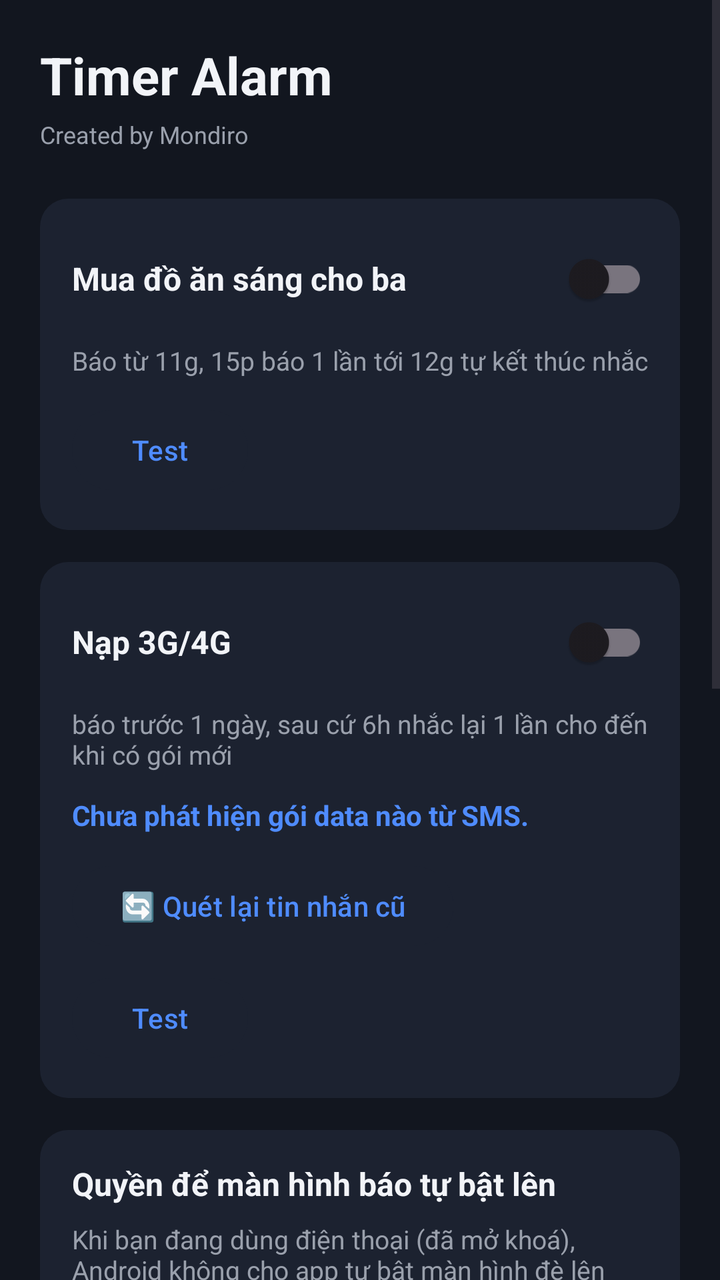
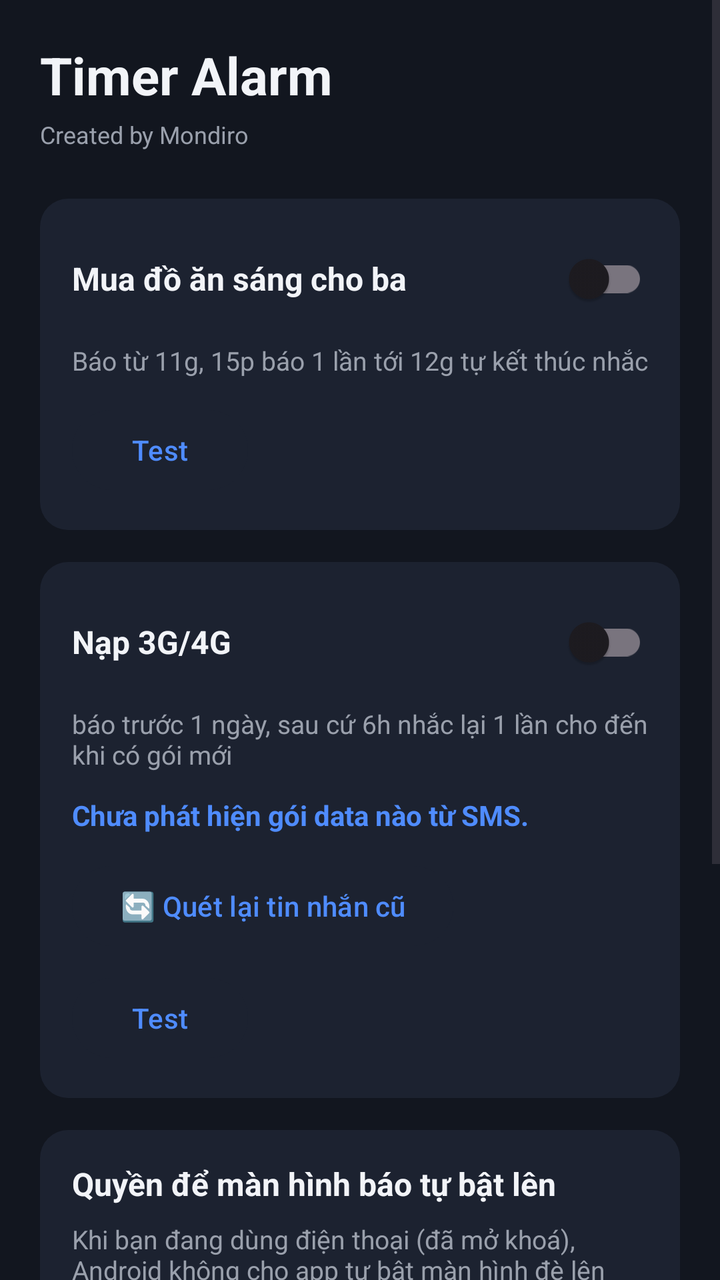

Screens rendered from an Android XML layout before and after an edit, with the pre-edit source and the edit as a unified diff.
<!-- AndroidManifest.xml: application theme Theme.TimerAlarm -->
<!-- res/layout/activity_main.xml -->
<?xml version="1.0" encoding="utf-8"?>
<ScrollView xmlns:android="http://schemas.android.com/apk/res/android"
    android:layout_width="match_parent"
    android:layout_height="match_parent"
    android:background="@color/bg_main">

    <LinearLayout
        android:layout_width="match_parent"
        android:layout_height="wrap_content"
        android:orientation="vertical"
        android:padding="20dp">

        <TextView
            android:layout_width="wrap_content"
            android:layout_height="wrap_content"
            android:text="@string/app_name"
            android:textColor="@color/text_primary"
            android:textSize="26sp"
            android:textStyle="bold"
            android:layout_marginBottom="4dp" />

        <TextView
            android:layout_width="wrap_content"
            android:layout_height="wrap_content"
            android:text="@string/watermark"
            android:textColor="@color/text_dim"
            android:textSize="12sp"
            android:layout_marginBottom="24dp" />

        
        <LinearLayout
            android:layout_width="match_parent"
            android:layout_height="wrap_content"
            android:orientation="vertical"
            android:background="@drawable/bg_card"
            android:padding="16dp"
            android:layout_marginBottom="16dp">

            <LinearLayout
                android:layout_width="match_parent"
                android:layout_height="wrap_content"
                android:orientation="horizontal"
                android:gravity="center_vertical">

                <TextView
                    android:layout_width="0dp"
                    android:layout_height="wrap_content"
                    android:layout_weight="1"
                    android:text="@string/breakfast_title"
                    android:textColor="@color/text_primary"
                    android:textSize="16sp"
                    android:textStyle="bold" />

                <com.google.android.material.switchmaterial.SwitchMaterial
                    android:id="@+id/switchBreakfast"
                    android:layout_width="wrap_content"
                    android:layout_height="wrap_content" />
            </LinearLayout>

            <TextView
                android:layout_width="match_parent"
                android:layout_height="wrap_content"
                android:text="@string/breakfast_desc"
                android:textColor="@color/text_dim"
                android:textSize="13sp"
                android:layout_marginTop="8dp" />

            <Button
                android:id="@+id/btnTestRealBreakfast"
                android:layout_width="wrap_content"
                android:layout_height="wrap_content"
                android:text="@string/btn_test_real"
                android:textAllCaps="false"
                android:backgroundTint="@color/surface"
                android:textColor="@color/accent"
                android:layout_marginTop="12dp" />
        </LinearLayout>

        
        <LinearLayout
            android:layout_width="match_parent"
            android:layout_height="wrap_content"
            android:orientation="vertical"
            android:background="@drawable/bg_card"
            android:padding="16dp">

            <LinearLayout
                android:layout_width="match_parent"
                android:layout_height="wrap_content"
                android:orientation="horizontal"
                android:gravity="center_vertical">

                <TextView
                    android:layout_width="0dp"
                    android:layout_height="wrap_content"
                    android:layout_weight="1"
                    android:text="@string/data_title"
                    android:textColor="@color/text_primary"
                    android:textSize="16sp"
                    android:textStyle="bold" />

                <com.google.android.material.switchmaterial.SwitchMaterial
                    android:id="@+id/switchData"
                    android:layout_width="wrap_content"
                    android:layout_height="wrap_content" />
            </LinearLayout>

            <TextView
                android:layout_width="match_parent"
                android:layout_height="wrap_content"
                android:text="@string/data_desc"
                android:textColor="@color/text_dim"
                android:textSize="13sp"
                android:layout_marginTop="8dp" />

            <TextView
                android:id="@+id/tvExpiryStatus"
                android:layout_width="match_parent"
                android:layout_height="wrap_content"
                android:text="@string/data_status_none"
                android:textColor="@color/accent"
                android:textSize="14sp"
                android:textStyle="bold"
                android:layout_marginTop="12dp" />

            <Button
                android:id="@+id/btnRescan"
                android:layout_width="wrap_content"
                android:layout_height="wrap_content"
                android:text="@string/btn_rescan"
                android:textAllCaps="false"
                android:backgroundTint="@color/surface"
                android:textColor="@color/accent"
                android:layout_marginTop="12dp" />

            <Button
                android:id="@+id/btnTestRealData"
                android:layout_width="wrap_content"
                android:layout_height="wrap_content"
                android:text="@string/btn_test_real"
                android:textAllCaps="false"
                android:backgroundTint="@color/surface"
                android:textColor="@color/accent"
                android:layout_marginTop="8dp" />
        </LinearLayout>

        
        <LinearLayout
            android:layout_width="match_parent"
            android:layout_height="wrap_content"
            android:orientation="vertical"
            android:background="@drawable/bg_card"
            android:padding="16dp"
            android:layout_marginTop="16dp">

            <TextView
                android:layout_width="match_parent"
                android:layout_height="wrap_content"
                android:text="@string/perm_title"
                android:textColor="@color/text_primary"
                android:textSize="16sp"
                android:textStyle="bold" />

            <TextView
                android:layout_width="match_parent"
                android:layout_height="wrap_content"
                android:text="@string/perm_desc"
                android:textColor="@color/text_dim"
                android:textSize="13sp"
                android:layout_marginTop="8dp" />

            <Button
                android:id="@+id/btnPermOverlay"
                android:layout_width="match_parent"
                android:layout_height="wrap_content"
                android:textAllCaps="false"
                android:gravity="start|center_vertical"
                android:backgroundTint="@color/surface"
                android:textColor="@color/accent"
                android:layout_marginTop="12dp" />

            <Button
                android:id="@+id/btnPermFsi"
                android:layout_width="match_parent"
                android:layout_height="wrap_content"
                android:textAllCaps="false"
                android:gravity="start|center_vertical"
                android:backgroundTint="@color/surface"
                android:textColor="@color/accent"
                android:layout_marginTop="8dp" />

            <Button
                android:id="@+id/btnPermBattery"
                android:layout_width="match_parent"
                android:layout_height="wrap_content"
                android:textAllCaps="false"
                android:gravity="start|center_vertical"
                android:backgroundTint="@color/surface"
                android:textColor="@color/accent"
                android:layout_marginTop="8dp" />
        </LinearLayout>

        
        <LinearLayout
            android:layout_width="match_parent"
            android:layout_height="wrap_content"
            android:orientation="vertical"
            android:background="@drawable/bg_card"
            android:padding="16dp"
            android:layout_marginTop="16dp">

            <TextView
                android:layout_width="match_parent"
                android:layout_height="wrap_content"
                android:text="@string/diag_title"
                android:textColor="@color/text_primary"
                android:textSize="16sp"
                android:textStyle="bold" />

            <TextView
                android:layout_width="match_parent"
                android:layout_height="wrap_content"
                android:text="@string/diag_desc"
                android:textColor="@color/text_dim"
                android:textSize="13sp"
                android:layout_marginTop="8dp" />

            <Button
                android:id="@+id/btnShowLog"
                android:layout_width="wrap_content"
                android:layout_height="wrap_content"
                android:text="@string/btn_show_log"
                android:textAllCaps="false"
                android:backgroundTint="@color/surface"
                android:textColor="@color/accent"
                android:layout_marginTop="12dp" />
        </LinearLayout>

        
        <LinearLayout
            android:layout_width="match_parent"
            android:layout_height="wrap_content"
            android:orientation="vertical"
            android:background="@drawable/bg_card"
            android:padding="16dp"
            android:layout_marginTop="16dp">

            <LinearLayout
                android:layout_width="match_parent"
                android:layout_height="wrap_content"
                android:orientation="horizontal"
                android:gravity="center_vertical">

                <TextView
                    android:layout_width="0dp"
                    android:layout_height="wrap_content"
                    android:layout_weight="1"
                    android:text="@string/sound_title"
                    android:textColor="@color/text_primary"
                    android:textSize="16sp"
                    android:textStyle="bold" />

                <com.google.android.material.switchmaterial.SwitchMaterial
                    android:id="@+id/switchSound"
                    android:layout_width="wrap_content"
                    android:layout_height="wrap_content" />
            </LinearLayout>

            <TextView
                android:layout_width="match_parent"
                android:layout_height="wrap_content"
                android:text="@string/sound_desc"
                android:textColor="@color/text_dim"
                android:textSize="13sp"
                android:layout_marginTop="8dp" />
        </LinearLayout>

    </LinearLayout>
</ScrollView>
<!-- resources referenced by this layout -->
<resources>
  <color name="accent">#4F8CFF</color>
  <color name="bg_main">#12161F</color>
  <color name="surface">#1C2230</color>
  <color name="text_dim">#9AA0AC</color>
  <color name="text_primary">#F2F4F8</color>
  <!-- drawable bg_card (drawable) -->
  <?xml version="1.0" encoding="utf-8"?>
  <shape xmlns:android="http://schemas.android.com/apk/res/android">
      <solid android:color="@color/surface" />
      <corners android:radius="14dp" />
  </shape>
  <string name="app_name">Timer Alarm</string>
  <string name="breakfast_desc">Báo từ 11g, 15p báo 1 lần tới 12g tự kết thúc nhắc</string>
  <string name="breakfast_title">Mua đồ ăn sáng cho ba</string>
  <string name="btn_rescan">🔄 Quét lại tin nhắn cũ</string>
  <string name="btn_show_log">📋 Xem nhật ký chẩn đoán</string>
  <string name="btn_test_real">Test</string>
  <string name="data_desc">báo trước 1 ngày, sau cứ 6h nhắc lại 1 lần cho đến khi có gói mới</string>
  <string name="data_status_none">Chưa phát hiện gói data nào từ SMS.</string>
  <string name="data_title">Nạp 3G/4G</string>
  <string name="diag_desc">Nhật ký ghi lại từng bước mỗi lần báo, giúp tìm nguyên nhân nếu màn hình không tự bật.</string>
  <string name="diag_title">Chẩn đoán</string>
  <string name="perm_desc">Khi bạn đang dùng điện thoại (đã mở khoá), Android không cho app tự bật màn hình đè lên app khác nếu chưa có quyền \"Hiển thị trên các ứng dụng khác\". Hãy bật đủ các quyền dưới đây.</string>
  <string name="perm_title">Quyền để màn hình báo tự bật lên</string>
  <string name="sound_desc">Bật thêm chuông báo (ngoài rung) cho cả 2 mục nhắc phía trên.</string>
  <string name="sound_title">Âm thanh khi báo</string>
  <string name="watermark">Created by Mondiro</string>
  <style name="Theme.TimerAlarm" parent="Theme.Material3.DayNight.NoActionBar">
          <item name="colorPrimary">@color/accent</item>
          <item name="android:windowBackground">@color/bg_main</item>
      </style>
</resources>

<!-- the commit's change to res/layout/activity_main.xml (unified diff, before → after) -->
@@ -169,71 +169,22 @@
                 android:textSize="13sp"
                 android:layout_marginTop="8dp" />
 
-            <Button
-                android:id="@+id/btnPermOverlay"
-                android:layout_width="match_parent"
-                android:layout_height="wrap_content"
-                android:textAllCaps="false"
-                android:gravity="start|center_vertical"
-                android:backgroundTint="@color/surface"
-                android:textColor="@color/accent"
-                android:layout_marginTop="12dp" />
-
-            <Button
-                android:id="@+id/btnPermFsi"
-                android:layout_width="match_parent"
-                android:layout_height="wrap_content"
-                android:textAllCaps="false"
-                android:gravity="start|center_vertical"
-                android:backgroundTint="@color/surface"
-                android:textColor="@color/accent"
-                android:layout_marginTop="8dp" />
-
-            <Button
-                android:id="@+id/btnPermBattery"
-                android:layout_width="match_parent"
-                android:layout_height="wrap_content"
-                android:textAllCaps="false"
-                android:gravity="start|center_vertical"
-                android:backgroundTint="@color/surface"
-                android:textColor="@color/accent"
-                android:layout_marginTop="8dp" />
-        </LinearLayout>
-
-        
-        <LinearLayout
-            android:layout_width="match_parent"
-            android:layout_height="wrap_content"
-            android:orientation="vertical"
-            android:background="@drawable/bg_card"
-            android:padding="16dp"
-            android:layout_marginTop="16dp">
-
-            <TextView
-                android:layout_width="match_parent"
-                android:layout_height="wrap_content"
-                android:text="@string/diag_title"
-                android:textColor="@color/text_primary"
-                android:textSize="16sp"
-                android:textStyle="bold" />
-
-            <TextView
-                android:layout_width="match_parent"
-                android:layout_height="wrap_content"
-                android:text="@string/diag_desc"
-                android:textColor="@color/text_dim"
-                android:textSize="13sp"
-                android:layout_marginTop="8dp" />
-
-            <Button
-                android:id="@+id/btnShowLog"
-                android:layout_width="wrap_content"
-                android:layout_height="wrap_content"
-                android:text="@string/btn_show_log"
-                android:textAllCaps="false"
-                android:backgroundTint="@color/surface"
-                android:textColor="@color/accent"
-                android:layout_marginTop="12dp" />
+            <TextView
+                android:id="@+id/tvPermStatus"
+                android:layout_width="match_parent"
+                android:layout_height="wrap_content"
+                android:textColor="@color/text_dim"
+                android:textSize="13sp"
+                android:layout_marginTop="10dp" />
+
+            <Button
+                android:id="@+id/btnPermAll"
+                android:layout_width="match_parent"
+                android:layout_height="wrap_content"
+                android:textAllCaps="false"
+                android:backgroundTint="@color/surface"
+                android:textColor="@color/accent"
+                android:layout_marginTop="10dp" />
         </LinearLayout>
 
         
<!-- resource entries referenced after the edit -->
@@ -15,14 +15,11 @@
   <string name="breakfast_desc">Báo từ 11g, 15p báo 1 lần tới 12g tự kết thúc nhắc</string>
   <string name="breakfast_title">Mua đồ ăn sáng cho ba</string>
   <string name="btn_rescan">🔄 Quét lại tin nhắn cũ</string>
-  <string name="btn_show_log">📋 Xem nhật ký chẩn đoán</string>
   <string name="btn_test_real">Test</string>
   <string name="data_desc">báo trước 1 ngày, sau cứ 6h nhắc lại 1 lần cho đến khi có gói mới</string>
   <string name="data_status_none">Chưa phát hiện gói data nào từ SMS.</string>
   <string name="data_title">Nạp 3G/4G</string>
-  <string name="diag_desc">Nhật ký ghi lại từng bước mỗi lần báo, giúp tìm nguyên nhân nếu màn hình không tự bật.</string>
-  <string name="diag_title">Chẩn đoán</string>
-  <string name="perm_desc">Khi bạn đang dùng điện thoại (đã mở khoá), Android không cho app tự bật màn hình đè lên app khác nếu chưa có quyền \"Hiển thị trên các ứng dụng khác\". Hãy bật đủ các quyền dưới đây.</string>
+  <string name="perm_desc">Khi bạn đang dùng điện thoại (đã mở khoá), Android không cho app tự bật màn hình đè lên app khác nếu chưa có quyền \"Hiển thị trên các ứng dụng khác\". Bấm nút bên dưới để lần lượt bật đủ các quyền cần thiết.</string>
   <string name="perm_title">Quyền để màn hình báo tự bật lên</string>
   <string name="sound_desc">Bật thêm chuông báo (ngoài rung) cho cả 2 mục nhắc phía trên.</string>
   <string name="sound_title">Âm thanh khi báo</string>
